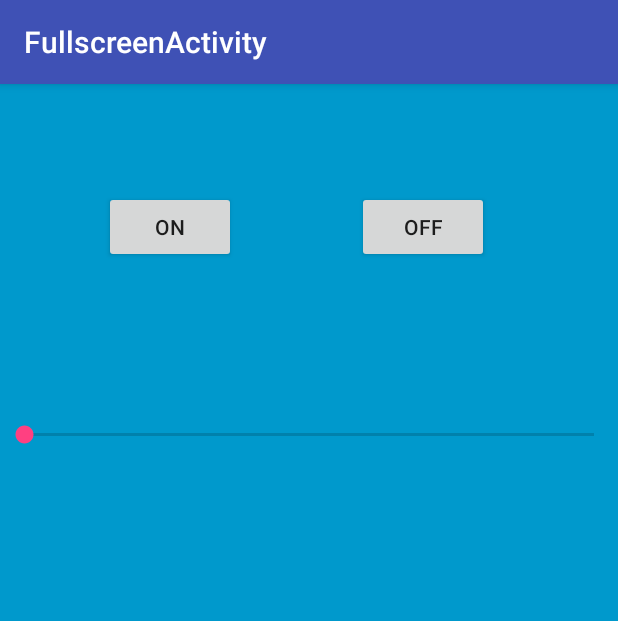
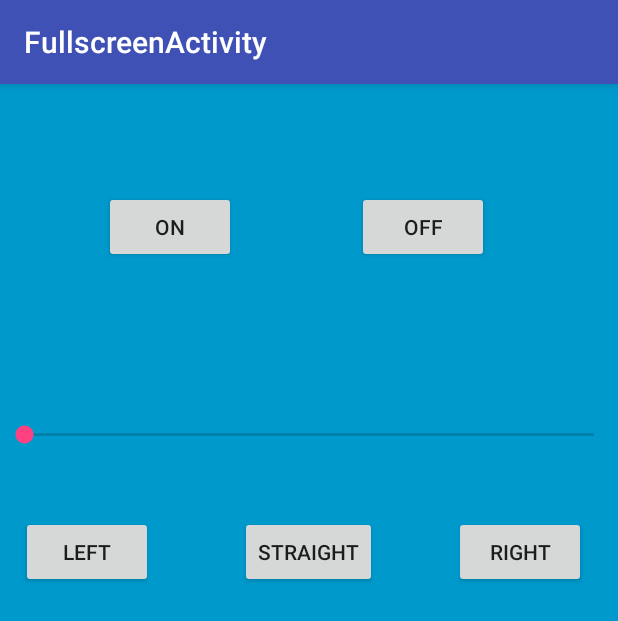
Before and after one commit to DmitryMasley/android-bluetooth-remote, an Android app: the FullscreenActivity screen opened directly, with no data from a screen before it, on a phone screen of 412 x 824 dp. Shown: the top 621 px of the screen. Run offline under Robolectric (Android 15) with nearby library versions, the phone set to English and light mode, and no system bars; 6 statements that could not run were skipped.

```diff
--- a/app/src/main/java/com/example/dmasley/androidbluetoothremote/FullscreenActivity.java
+++ b/app/src/main/java/com/example/dmasley/androidbluetoothremote/FullscreenActivity.java
@@ -13,8 +13,15 @@ import android.view.MotionEvent;
 import android.view.View;
 import android.widget.Button;
 import android.widget.SeekBar;
+import java.math.BigInteger;
 
 import java.util.Set;
+
+enum STATE {
+    NOT_CONNECTED,
+    CONNECTING,
+    CONNECTED
+}
 
 /**
  * An example full-screen activity that shows and hides the system UI (i.e.
@@ -22,6 +29,7 @@ import java.util.Set;
  */
 public class FullscreenActivity extends AppCompatActivity {
     private BluetoothDevice device;
+    private STATE state;
     ConnectionCreationThread create;
     FullscreenActivity(){
 
@@ -47,6 +55,9 @@ public class FullscreenActivity extends AppCompatActivity {
     private final Handler mHideHandler = new Handler();
     Button onButton;
     Button offButton;
+    Button leftButton;
+    Button rightButton;
+    Button streightButton;
     SeekBar speedBar;
 
     @Override
@@ -66,6 +77,9 @@ public class FullscreenActivity extends AppCompatActivity {
     void initializeUI(){
         onButton = (Button) findViewById(R.id.on);
         offButton = (Button) findViewById(R.id.off);
+        leftButton = (Button) findViewById(R.id.left);
+        rightButton = (Button) findViewById(R.id.right);
+        streightButton = (Button) findViewById(R.id.straight);
         speedBar = (SeekBar) findViewById(R.id.speed);
 
         onButton.setOnClickListener(new View.OnClickListener() {
@@ -80,10 +94,30 @@ public class FullscreenActivity extends AppCompatActivity {
                 create.connectionThread.write("B".getBytes());
             }
         });
+        leftButton.setOnClickListener(new View.OnClickListener() {
+            @Override
+            public void onClick(View v) {
+                create.connectionThread.write("L".getBytes());
+            }
+        });
+        rightButton.setOnClickListener(new View.OnClickListener() {
+            @Override
+            public void onClick(View v) {
+                create.connectionThread.write("R".getBytes());
+            }
+        });
+        streightButton.setOnClickListener(new View.OnClickListener() {
+            @Override
+            public void onClick(View v) {
+                create.connectionThread.write("S".getBytes());
+            }
+        });
+
         speedBar.setOnSeekBarChangeListener(new SeekBar.OnSeekBarChangeListener() {
             @Override
             public void onProgressChanged(SeekBar seekBar, int progress, boolean fromUser) {
-
+                byte[] value = BigInteger.valueOf((long)progress).toByteArray();
+                create.connectionThread.write(value);
             }
 
             @Override
@@ -97,6 +131,16 @@ public class FullscreenActivity extends AppCompatActivity {
             }
         });
     }
+    public void onPause(){
+        super.onPause();
+        create.cancel();
+        create = null;
+    }
+    public void onResume(){
+        super.onResume();
+        create = new ConnectionCreationThread(device, BluetoothAdapter.getDefaultAdapter());
+        create.start();
+    }
     protected void onDestroy(){
         if(null != create){
             create.cancel();
--- a/app/src/main/res/layout/activity_fullscreen.xml
+++ b/app/src/main/res/layout/activity_fullscreen.xml
@@ -44,5 +44,33 @@
             android:layout_alignParentStart="true"
             android:layout_marginTop="79dp"
             android:minHeight="71dp" />
+
+        <Button
+            android:text="Right"
+            android:layout_width="wrap_content"
+            android:layout_height="wrap_content"
+            android:layout_alignTop="@+id/left"
+            android:layout_alignParentEnd="true"
+            android:layout_marginEnd="21dp"
+            android:id="@+id/right" />
+
+        <Button
+            android:text="Left"
+            android:layout_width="wrap_content"
+            android:layout_height="wrap_content"
+            android:layout_marginTop="18dp"
+            android:id="@+id/left"
+            android:layout_below="@+id/speed"
+            android:layout_alignParentStart="true"
+            android:layout_marginStart="14dp" />
+
+        <Button
+            android:text="Straight"
+            android:layout_width="wrap_content"
+            android:layout_height="wrap_content"
+            android:id="@+id/straight"
+            android:layout_alignBaseline="@+id/right"
+            android:layout_alignBottom="@+id/right"
+            android:layout_centerHorizontal="true" />
     </RelativeLayout>
 </FrameLayout>
```
